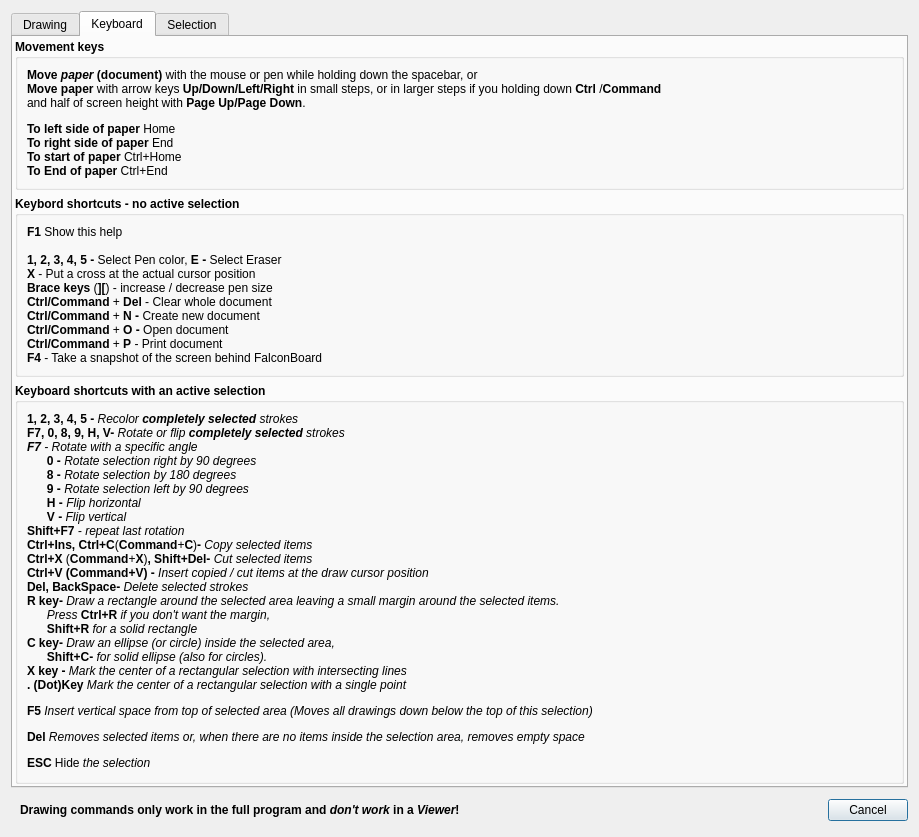
The window that FalconBoard/helpdialog.ui (solyoma/FalconBoard) describes before a commit, drawn with Qt 5.
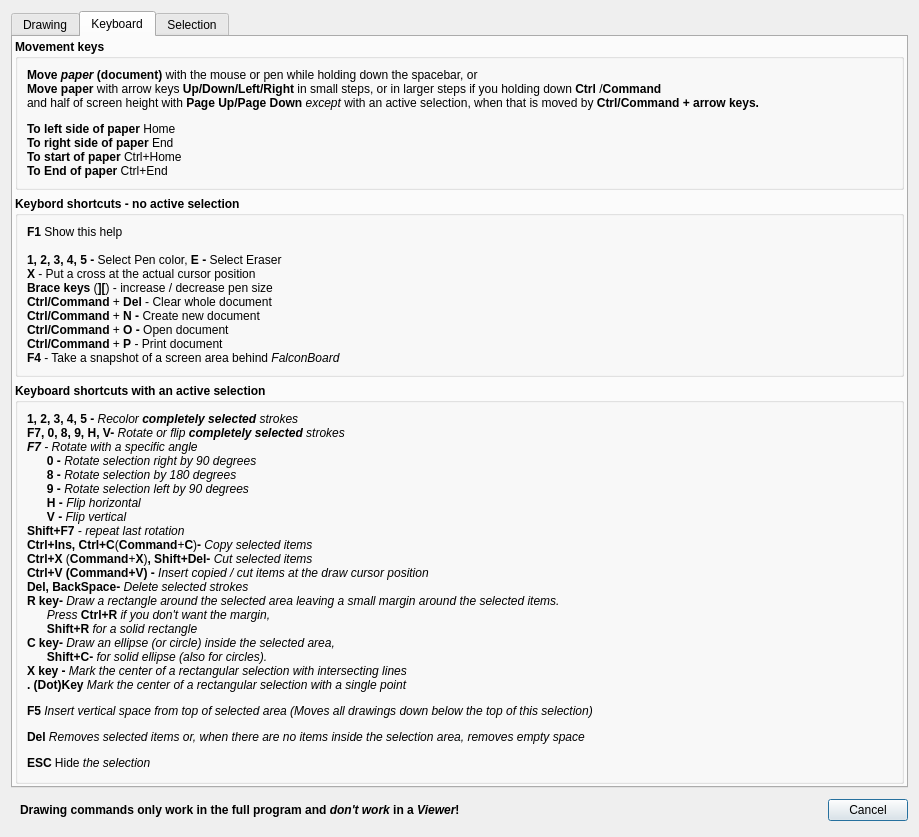
The same window after the commit. The open tabs and pages were chosen to show the change.

Commit message: bugfix: movement with Ctrl when no rubberband selection help text and translation change

```diff
--- a/FalconBoard/helpdialog.ui
+++ b/FalconBoard/helpdialog.ui
@@ -310,7 +310,7 @@
              </font>
             </property>
             <property name="text">
-             <string>&lt;html&gt;&lt;head/&gt;&lt;body&gt;&lt;p&gt;&lt;span style=&quot; font-weight:600;&quot;&gt;Move &lt;/span&gt;&lt;span style=&quot; font-weight:600; font-style:italic;&quot;&gt;paper&lt;/span&gt;&lt;span style=&quot; font-weight:600;&quot;&gt; (document) &lt;/span&gt;with the mouse or pen while holding down the spacebar, or&lt;br/&gt;&lt;span style=&quot; font-weight:600;&quot;&gt;Move paper &lt;/span&gt;with arrow keys &lt;span style=&quot; font-weight:600;&quot;&gt;Up/Down/Left/Right&lt;/span&gt; in small steps, or in larger steps if you holding down &lt;span style=&quot; font-weight:600;&quot;&gt;Ctrl&lt;/span&gt; /&lt;span style=&quot; font-weight:600;&quot;&gt;Command&lt;br/&gt;&lt;/span&gt;and half of screen height with &lt;span style=&quot; font-weight:600;&quot;&gt;Page Up/Page Down&lt;/span&gt;.&lt;/p&gt;&lt;p&gt;&lt;span style=&quot; font-weight:600;&quot;&gt;To left side of paper&lt;/span&gt; Home&lt;br/&gt;&lt;span style=&quot; font-weight:600;&quot;&gt;To right side of paper&lt;/span&gt; End&lt;br/&gt;&lt;span style=&quot; font-weight:600;&quot;&gt;To start of paper&lt;/span&gt; Ctrl+Home&lt;br/&gt;&lt;span style=&quot; font-weight:600;&quot;&gt;To End of paper&lt;/span&gt; Ctrl+End&lt;/p&gt;&lt;/body&gt;&lt;/html&gt;</string>
+             <string>&lt;html&gt;&lt;head/&gt;&lt;body&gt;&lt;p&gt;&lt;span style=&quot; font-weight:600;&quot;&gt;Move &lt;/span&gt;&lt;span style=&quot; font-weight:600; font-style:italic;&quot;&gt;paper&lt;/span&gt;&lt;span style=&quot; font-weight:600;&quot;&gt; (document) &lt;/span&gt;with the mouse or pen while holding down the spacebar, or&lt;br/&gt;&lt;span style=&quot; font-weight:600;&quot;&gt;Move paper &lt;/span&gt;with arrow keys &lt;span style=&quot; font-weight:600;&quot;&gt;Up/Down/Left/Right&lt;/span&gt; in small steps, or in larger steps if you holding down &lt;span style=&quot; font-weight:600;&quot;&gt;Ctrl&lt;/span&gt; /&lt;span style=&quot; font-weight:600;&quot;&gt;Command&lt;br/&gt;&lt;/span&gt;and half of screen height with &lt;span style=&quot; font-weight:600;&quot;&gt;Page Up/Page Down &lt;/span&gt;&lt;span style=&quot; font-style:italic;&quot;&gt;except&lt;/span&gt; with an active selection, when that is moved by &lt;span style=&quot; font-weight:600;&quot;&gt;Ctrl/Command + arrow keys.&lt;/span&gt;&lt;/p&gt;&lt;p&gt;&lt;span style=&quot; font-weight:600;&quot;&gt;To left side of paper&lt;/span&gt; Home&lt;br/&gt;&lt;span style=&quot; font-weight:600;&quot;&gt;To right side of paper&lt;/span&gt; End&lt;br/&gt;&lt;span style=&quot; font-weight:600;&quot;&gt;To start of paper&lt;/span&gt; Ctrl+Home&lt;br/&gt;&lt;span style=&quot; font-weight:600;&quot;&gt;To End of paper&lt;/span&gt; Ctrl+End&lt;/p&gt;&lt;/body&gt;&lt;/html&gt;</string>
             </property>
             <property name="wordWrap">
              <bool>true</bool>
@@ -341,7 +341,7 @@
              </font>
             </property>
             <property name="text">
-             <string>&lt;html&gt;&lt;head/&gt;&lt;body&gt;&lt;p&gt;&lt;span style=&quot; font-weight:600;&quot;&gt;F1&lt;/span&gt; Show this help&lt;br/&gt;&lt;br/&gt;&lt;span style=&quot; font-weight:600;&quot;&gt;1, 2, 3, 4, 5 - &lt;/span&gt;Select Pen color, &lt;span style=&quot; font-weight:600;&quot;&gt;E - &lt;/span&gt;Select Eraser&lt;br/&gt;&lt;span style=&quot; font-weight:600;&quot;&gt;X&lt;/span&gt; - Put a cross at the actual cursor position&lt;br/&gt;&lt;span style=&quot; font-weight:600;&quot;&gt;Brace keys &lt;/span&gt;(&lt;span style=&quot; font-weight:600;&quot;&gt;][&lt;/span&gt;)  - increase / decrease pen size&lt;br/&gt;&lt;span style=&quot; font-weight:600;&quot;&gt;Ctrl/Command&lt;/span&gt; + &lt;span style=&quot; font-weight:600;&quot;&gt;Del&lt;/span&gt; - Clear whole document&lt;br/&gt;&lt;span style=&quot; font-weight:600;&quot;&gt;Ctrl/Command&lt;/span&gt; + &lt;span style=&quot; font-weight:600;&quot;&gt;N - &lt;/span&gt;Create new document&lt;br/&gt;&lt;span style=&quot; font-weight:600;&quot;&gt;Ctrl/Command&lt;/span&gt; + &lt;span style=&quot; font-weight:600;&quot;&gt;O - &lt;/span&gt;Open document&lt;br/&gt;&lt;span style=&quot; font-weight:600;&quot;&gt;Ctrl/Command&lt;/span&gt; + &lt;span style=&quot; font-weight:600;&quot;&gt;P&lt;/span&gt; - Print document&lt;br/&gt;&lt;span style=&quot; font-weight:600;&quot;&gt;F4&lt;/span&gt; - Take a snapshot of the screen behind FalconBoard&lt;/p&gt;&lt;/body&gt;&lt;/html&gt;</string>
+             <string>&lt;html&gt;&lt;head/&gt;&lt;body&gt;&lt;p&gt;&lt;span style=&quot; font-weight:600;&quot;&gt;F1&lt;/span&gt; Show this help&lt;br/&gt;&lt;br/&gt;&lt;span style=&quot; font-weight:600;&quot;&gt;1, 2, 3, 4, 5 - &lt;/span&gt;Select Pen color, &lt;span style=&quot; font-weight:600;&quot;&gt;E - &lt;/span&gt;Select Eraser&lt;br/&gt;&lt;span style=&quot; font-weight:600;&quot;&gt;X&lt;/span&gt; - Put a cross at the actual cursor position&lt;br/&gt;&lt;span style=&quot; font-weight:600;&quot;&gt;Brace keys &lt;/span&gt;(&lt;span style=&quot; font-weight:600;&quot;&gt;][&lt;/span&gt;) - increase / decrease pen size&lt;br/&gt;&lt;span style=&quot; font-weight:600;&quot;&gt;Ctrl/Command&lt;/span&gt; + &lt;span style=&quot; font-weight:600;&quot;&gt;Del&lt;/span&gt; - Clear whole document&lt;br/&gt;&lt;span style=&quot; font-weight:600;&quot;&gt;Ctrl/Command&lt;/span&gt; + &lt;span style=&quot; font-weight:600;&quot;&gt;N - &lt;/span&gt;Create new document&lt;br/&gt;&lt;span style=&quot; font-weight:600;&quot;&gt;Ctrl/Command&lt;/span&gt; + &lt;span style=&quot; font-weight:600;&quot;&gt;O - &lt;/span&gt;Open document&lt;br/&gt;&lt;span style=&quot; font-weight:600;&quot;&gt;Ctrl/Command&lt;/span&gt; + &lt;span style=&quot; font-weight:600;&quot;&gt;P&lt;/span&gt; - Print document&lt;br/&gt;&lt;span style=&quot; font-weight:600;&quot;&gt;F4&lt;/span&gt; - Take a snapshot of a screen area behind&lt;span style=&quot; font-style:italic;&quot;&gt; FalconBoard&lt;/span&gt;&lt;/p&gt;&lt;/body&gt;&lt;/html&gt;</string>
             </property>
            </widget>
           </item>
```
Left out of the diff: 2 changed lines with no effect on the pictures. The commit also changes 6 other files.
